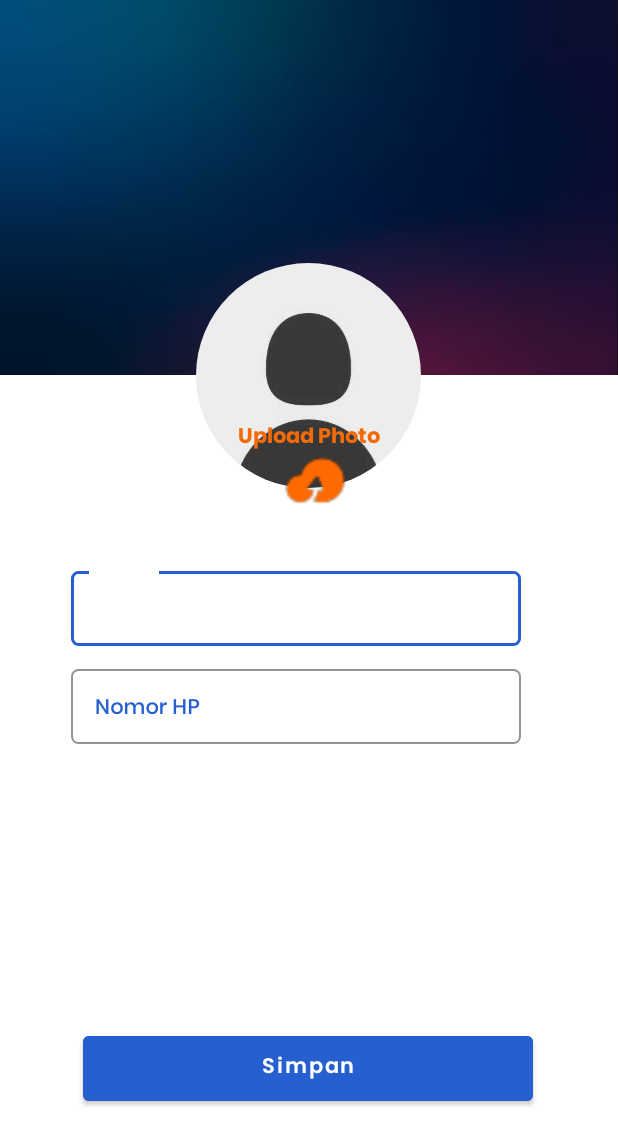
After one commit to DanilGans/Padil_Store, an Android app: the layout activity_edit_profile.xml on its own in the app's theme, with its tools: preview values and no code run, on a phone screen of 412 x 824 dp. The commit adds this screen. Shown: the top 1145 px of the screen. Run offline under Robolectric (Android 15) with nearby library versions, the phone set to English and light mode, and no system bars.

Commit message:
Added New Feature
- Edit Profile (Name, Phone Number, Profile Photo).
- Prevent USER if they dont have any product in their "Keranjang" to go the next activity.

```diff
--- a/app/src/main/java/com/example/padil/Activity/KonfirmasiPembayaran.java
+++ b/app/src/main/java/com/example/padil/Activity/KonfirmasiPembayaran.java
@@ -71,7 +71,7 @@ public class KonfirmasiPembayaran extends AppCompatActivity {
         chatpenjual.setOnClickListener(new View.OnClickListener() {
             @Override
             public void onClick(View v) {
-                String url = "https://wa.me/6285370279318/";
+                String url = "https://wa.me/6282360130466/";
 
                 Intent intent = new Intent(Intent.ACTION_VIEW);
                 intent.setData(Uri.parse(url));
--- a/app/src/main/java/com/example/padil/Activity/LoginPage.java
+++ b/app/src/main/java/com/example/padil/Activity/LoginPage.java
@@ -62,7 +62,7 @@ public class LoginPage extends AppCompatActivity {
                             Toast.makeText(LoginPage.this, "Login Berhasil!", Toast.LENGTH_SHORT).show();
                             startActivity(new Intent(LoginPage.this, MainActivity.class));
                         }else{
-                            Toast.makeText(LoginPage.this, "Gagal: "+task.getException(), Toast.LENGTH_SHORT).show();
+                            Toast.makeText(LoginPage.this, "Gagal: Cek ulang password kamu", Toast.LENGTH_SHORT).show();
                         }
                     }
                 });
--- a/app/src/main/java/com/example/padil/Activity/MainActivity.java
+++ b/app/src/main/java/com/example/padil/Activity/MainActivity.java
@@ -13,6 +13,7 @@ import android.view.MenuItem;
 import android.view.View;
 import android.widget.TextView;
 
+import com.bumptech.glide.Glide;
 import com.example.padil.Fragments.HomeFragment;
 import com.example.padil.R;
 import com.google.android.material.bottomnavigation.BottomNavigationView;
@@ -54,7 +55,11 @@ public class MainActivity extends AppCompatActivity {
         docRef.addSnapshotListener(new EventListener<DocumentSnapshot>() {
             @Override
             public void onEvent(@Nullable DocumentSnapshot value, @Nullable FirebaseFirestoreException error) {
+                String ava_url = value.getString("avatar");
                 NamaUser.setText("Hi, " + value.getString("Nama Lengkap"));
+                Glide.with(MainActivity.this)
+                        .load(ava_url)
+                        .into(avatar);
             }
         });
 
--- a/app/src/main/java/com/example/padil/Adapter/KeranjangAdapter.java
+++ b/app/src/main/java/com/example/padil/Adapter/KeranjangAdapter.java
@@ -38,7 +38,6 @@ public class KeranjangAdapter extends RecyclerView.Adapter<KeranjangAdapter.View
 
     Context context;
     List<KeranjangModel> list;
-
     int totalHargaSemua = 0;
 
     public KeranjangAdapter(Context context, List<KeranjangModel> list) {
--- /dev/null
+++ b/app/src/main/res/drawable/baseline_chat_24.xml
@@ -0,0 +1,5 @@
+<vector android:autoMirrored="true" android:height="24dp"
+    android:tint="#FFFFFF" android:viewportHeight="24"
+    android:viewportWidth="24" android:width="24dp" xmlns:android="http://schemas.android.com/apk/res/android">
+    <path android:fillColor="@android:color/white" android:pathData="M20,2L4,2c-1.1,0 -1.99,0.9 -1.99,2L2,22l4,-4h14c1.1,0 2,-0.9 2,-2L22,4c0,-1.1 -0.9,-2 -2,-2zM6,9h12v2L6,11L6,9zM14,14L6,14v-2h8v2zM18,8L6,8L6,6h12v2z"/>
+</vector>
--- a/app/src/main/res/layout/activity_detail_transaksi.xml
+++ b/app/src/main/res/layout/activity_detail_transaksi.xml
@@ -77,7 +77,7 @@
                 android:layout_marginStart="8dp"
                 android:layout_marginTop="8dp"
                 android:fontFamily="@font/poppins_medium"
-                android:text="Jalan Gaming No.32"
+                android:text=""
                 android:textColor="@color/oren"
                 android:textSize="12sp"
                 app:layout_constraintBottom_toBottomOf="parent"
--- /dev/null
+++ b/app/src/main/res/layout/activity_edit_profile.xml
@@ -0,0 +1,146 @@
+<?xml version="1.0" encoding="utf-8"?>
+<androidx.constraintlayout.widget.ConstraintLayout xmlns:android="http://schemas.android.com/apk/res/android"
+    xmlns:app="http://schemas.android.com/apk/res-auto"
+    xmlns:tools="http://schemas.android.com/tools"
+    android:layout_width="match_parent"
+    android:layout_height="match_parent"
+    tools:context=".Activity.EditProfile">
+
+    <androidx.constraintlayout.widget.ConstraintLayout
+        android:id="@+id/constraintLayout"
+        android:layout_width="match_parent"
+        android:layout_height="250dp"
+        app:layout_constraintEnd_toEndOf="parent"
+        app:layout_constraintStart_toStartOf="parent"
+        app:layout_constraintTop_toTopOf="parent">
+
+        <ImageView
+            android:id="@+id/imageView13"
+            android:layout_width="match_parent"
+            android:layout_height="250dp"
+            android:background="@drawable/gradient"
+            app:layout_constraintEnd_toEndOf="parent"
+            app:layout_constraintHorizontal_bias="0.0"
+            app:layout_constraintStart_toStartOf="parent"
+            app:layout_constraintTop_toTopOf="parent" />
+
+    </androidx.constraintlayout.widget.ConstraintLayout>
+
+    <Button
+        android:id="@+id/simpanBtn"
+        android:layout_width="300dp"
+        android:layout_height="55dp"
+        android:layout_marginBottom="84dp"
+        android:backgroundTint="@color/main"
+        android:fontFamily="@font/poppins_semibold"
+        android:text="Simpan"
+        android:textAllCaps="false"
+        android:textColor="@color/white"
+        android:textSize="14sp"
+        app:layout_constraintBottom_toBottomOf="parent"
+        app:layout_constraintEnd_toEndOf="parent"
+        app:layout_constraintHorizontal_bias="0.494"
+        app:layout_constraintStart_toStartOf="parent" />
+
+    <de.hdodenhof.circleimageview.CircleImageView
+        android:id="@+id/editPhoto"
+        android:layout_width="150dp"
+        android:layout_height="150dp"
+        android:layout_marginStart="121dp"
+        android:layout_marginTop="175dp"
+        android:layout_marginEnd="122dp"
+        android:src="@drawable/ava"
+        app:layout_constraintEnd_toEndOf="parent"
+        app:layout_constraintStart_toStartOf="parent"
+        app:layout_constraintTop_toTopOf="parent" />
+
+    <com.google.android.material.textfield.TextInputLayout
+        android:id="@+id/textInputLayout3"
+        style="@style/Widget.MaterialComponents.TextInputLayout.OutlinedBox"
+        android:layout_width="300dp"
+        android:layout_height="55dp"
+        android:layout_marginTop="50dp"
+        android:gravity="center"
+        android:hint="Nama"
+        android:textColorHint="@color/main"
+        app:boxCornerRadiusBottomEnd="5dp"
+        app:boxCornerRadiusBottomStart="5dp"
+        app:boxCornerRadiusTopEnd="5dp"
+        app:boxCornerRadiusTopStart="5dp"
+        app:boxStrokeColor="@color/main"
+        app:counterTextColor="@color/main"
+        app:layout_constraintEnd_toEndOf="parent"
+        app:layout_constraintHorizontal_bias="0.424"
+        app:layout_constraintStart_toStartOf="parent"
+        app:layout_constraintTop_toBottomOf="@+id/editPhoto">
+
+        <EditText
+            android:id="@+id/ed_name"
+            android:layout_width="300dp"
+            android:layout_height="wrap_content"
+            android:layout_gravity="center|start"
+            android:fontFamily="@font/poppins_medium"
+            android:inputType="text"
+            android:padding="15dp"
+            android:textColor="@color/oren"
+            android:textSize="14sp" />
+
+    </com.google.android.material.textfield.TextInputLayout>
+
+    <com.google.android.material.textfield.TextInputLayout
+        android:id="@+id/textInputLayout4"
+        style="@style/Widget.MaterialComponents.TextInputLayout.OutlinedBox"
+        android:layout_width="300dp"
+        android:layout_height="55dp"
+        android:layout_marginTop="10dp"
+        android:hint="Nomor HP"
+        android:textColorHint="@color/main"
+        app:boxCornerRadiusBottomEnd="5dp"
+        app:boxCornerRadiusBottomStart="5dp"
+        app:boxCornerRadiusTopEnd="5dp"
+        app:boxCornerRadiusTopStart="5dp"
+        app:boxStrokeColor="@color/main"
+        app:layout_constraintEnd_toEndOf="parent"
+        app:layout_constraintHorizontal_bias="0.424"
+        app:layout_constraintStart_toStartOf="parent"
+        app:layout_constraintTop_toBottomOf="@+id/textInputLayout3">
+
+        <EditText
+            android:id="@+id/ed_nope"
+            android:layout_width="match_parent"
+            android:layout_height="match_parent"
+            android:layout_gravity="center|start"
+            android:fontFamily="@font/poppins_medium"
+            android:inputType="text"
+            android:padding="15dp"
+            android:textColor="@color/oren"
+            android:textSize="14sp" />
+    </com.google.android.material.textfield.TextInputLayout>
+
+    <ImageView
+        android:id="@+id/imageView16"
+        android:layout_width="45dp"
+        android:layout_height="45dp"
+        android:layout_marginTop="48dp"
+        android:layout_marginEnd="104dp"
+        app:layout_constraintEnd_toEndOf="parent"
+        app:layout_constraintHorizontal_bias="0.43"
+        app:layout_constraintStart_toStartOf="@+id/editPhoto"
+        app:layout_constraintTop_toBottomOf="@+id/constraintLayout"
+        app:srcCompat="@drawable/upload" />
+
+    <TextView
+        android:id="@+id/textView9"
+        android:layout_width="wrap_content"
+        android:layout_height="wrap_content"
+        android:layout_marginTop="104dp"
+        android:fontFamily="@font/poppins_bold"
+        android:text="Upload Photo"
+        android:textColor="@color/oren"
+        android:textSize="14dp"
+        app:layout_constraintEnd_toEndOf="@+id/editPhoto"
+        app:layout_constraintStart_toStartOf="@+id/editPhoto"
+        app:layout_constraintTop_toTopOf="@+id/editPhoto" />
+
+
+</androidx.constraintlayout.widget.ConstraintLayout>
--- a/app/src/main/res/layout/activity_tambah_alamat.xml
+++ b/app/src/main/res/layout/activity_tambah_alamat.xml
@@ -4,7 +4,7 @@
     xmlns:tools="http://schemas.android.com/tools"
     android:layout_width="match_parent"
     android:layout_height="match_parent"
-    android:background="@color/white"
+    android:background="@color/light_font"
     tools:context=".Activity.TambahAlamat">
 
     <TextView
```
Also changed, not shown: app/src/main/AndroidManifest.xml (+3 -6 lines), app/src/main/java/com/example/padil/Activity/DetailProduk.java (+15 -6 lines), app/src/main/java/com/example/padil/Activity/EditProfile.java (added, +222 -0 lines), app/src/main/java/com/example/padil/Activity/Keranjang.java (+17 -1 lines), app/src/main/java/com/example/padil/Activity/Profile.java (+19 -114 lines), app/src/main/java/com/example/padil/Model/ProfileModel.java (added, +22 -0 lines), app/src/main/res/layout/activity_detail_produk.xml (+17 -6 lines), app/src/main/res/layout/activity_profile.xml (+21 -6 lines), app/src/main/res/drawable/ava.png, app/src/main/res/drawable/plusbtn.png (added), app/src/main/res/drawable/upload.png (added).
